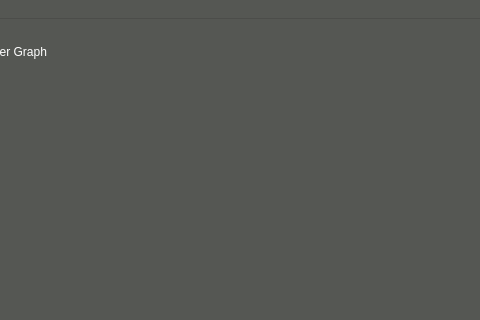
Before: the Qt Designer form mainwindow.ui in EVARATE/MandelbulbUI, drawn with Qt 5; both pictures show x 320 to 800 and y 0 to 320 of the 800 by 540 pixel window.
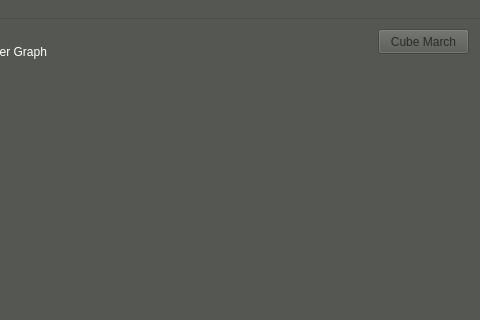
After: the same form once the commit is applied.

Commit message:
Experimental Marching Cube algorithm
Started experimental implementation of the marching cube algorithm for mesh generation.

Patch:
```diff
--- a/mainwindow.ui
+++ b/mainwindow.ui
@@ -1068,6 +1068,25 @@
      <string>0.07</string>
     </property>
    </widget>
+   <widget class="QPushButton" name="pushButton_cubeMarch">
+    <property name="enabled">
+     <bool>false</bool>
+    </property>
+    <property name="geometry">
+     <rect>
+      <x>698</x>
+      <y>10</y>
+      <width>91</width>
+      <height>25</height>
+     </rect>
+    </property>
+    <property name="toolTip">
+     <string>Ignore. In development.</string>
+    </property>
+    <property name="text">
+     <string>Cube March</string>
+    </property>
+   </widget>
   </widget>
   <widget class="QMenuBar" name="menubar">
    <property name="geometry">
```
The commit also changes 5 other files.
